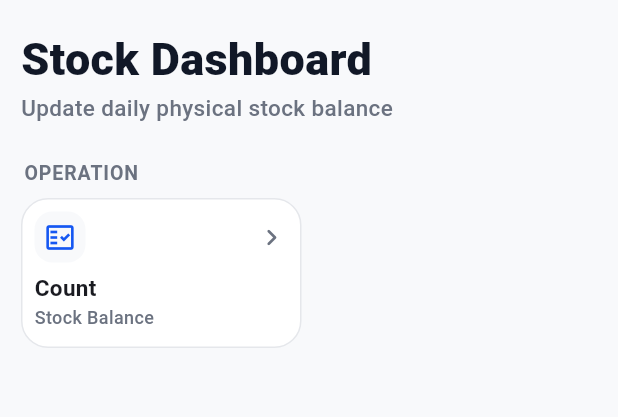
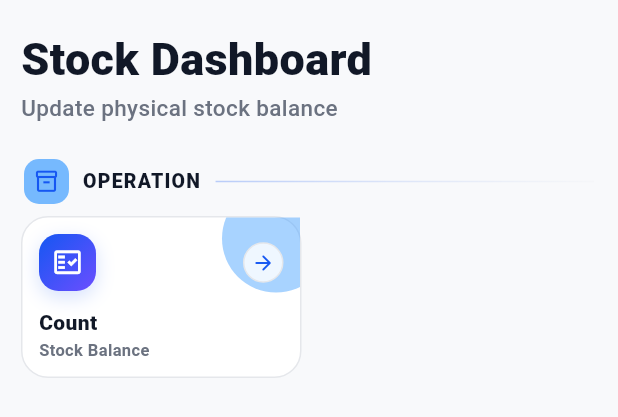
Before and after one commit to the-east-tech/east-app-flutter, a Flutter app: the _StockHomePage widget shown alone on an empty page, opened directly with empty values, on a phone screen of 412 x 824 dp. Shown: the top 417 px of the screen. Run offline on Flutter 3.47's test engine with Material 3 defaults, Android fonts, the phone set to English and light mode, and no system bars; our stand-ins replace audioplayers, camera, file_picker, firebase_core, firebase_messaging, flutter_contacts and 6 more; missing offline and left inert: mobile_scanner; accounts and stored records are empty.

Commit message:
Polish stock dashboard cards and section headers

```diff
--- a/lib/screens/stock_screen_home.dart
+++ b/lib/screens/stock_screen_home.dart
@@ -22,7 +22,7 @@ class _StockHomePage extends StatelessWidget {
   Widget build(BuildContext context) {
     final text = AppTextScope.of(context);
     final todaySubtitle = isStaff
-        ? text.t('Update daily physical stock balance')
+        ? text.t('Update physical stock balance')
         : text.t('Count stock / receive goods / prepare restock');
 
     return ListView(
@@ -31,7 +31,10 @@ class _StockHomePage extends StatelessWidget {
       children: [
         PageTitle(title: text.t('Stock Dashboard'), subtitle: todaySubtitle),
         const SizedBox(height: 8),
-        _SectionTitle(text.t('Operation')),
+        _SectionTitle(
+          text.t('Operation'),
+          icon: Icons.inventory_2_outlined,
+        ),
         _StockMenuGrid(
           children: [
             _StockMenuCard(
@@ -51,26 +54,29 @@ class _StockHomePage extends StatelessWidget {
               _StockMenuCard(
                 title: text.t('Purchase'),
                 subtitle: text.t('Restock'),
-                icon: Icons.content_copy_rounded,
+                icon: Icons.shopping_bag_outlined,
                 onTap: () => onOpenPage(StockPage.restockMessage),
               ),
           ],
         ),
         if (canManageSetup) ...[
-          const SizedBox(height: 12),
-          _SectionTitle(text.t('Setup - Owner & Head')),
+          const SizedBox(height: 16),
+          _SectionTitle(
+            text.t('Setup'),
+            icon: Icons.tune_rounded,
+          ),
           _StockMenuGrid(
             children: [
               _StockMenuCard(
                 title: text.t('SKU'),
                 subtitle: text.t('Create/list SKU'),
-                icon: Icons.add_box_outlined,
+                icon: Icons.widgets_outlined,
                 onTap: () => onOpenPage(StockPage.skuSetup),
               ),
               _StockMenuCard(
                 title: text.t('Supplier'),
                 subtitle: text.t('Create/list Supplier'),
-                icon: Icons.add_business_outlined,
+                icon: Icons.storefront_outlined,
                 onTap: () => onOpenPage(StockPage.supplierSetup),
               ),
               _StockMenuCard(
@@ -82,7 +88,7 @@ class _StockHomePage extends StatelessWidget {
               _StockMenuCard(
                 title: text.t('Assignee'),
                 subtitle: text.t('Assign SKU to user'),
-                icon: Icons.assignment_ind_outlined,
+                icon: Icons.person_pin_circle_outlined,
                 onTap: () => onOpenPage(StockPage.assigneeSetup),
               ),
             ],
@@ -145,20 +151,58 @@ class _MiniMetric extends StatelessWidget {
 
 class _SectionTitle extends StatelessWidget {
   final String title;
+  final IconData icon;
 
-  const _SectionTitle(this.title);
+  const _SectionTitle(this.title, {required this.icon});
 
   @override
   Widget build(BuildContext context) {
-    return Padding(
-      padding: const EdgeInsets.fromLTRB(2, 4, 2, 7),
-      child: Text(
+    return TweenAnimationBuilder<double>(
+      duration: const Duration(milliseconds: 180),
+      curve: Curves.easeOutCubic,
+      tween: Tween(begin: 0, end: 1),
+      builder: (context, progress, child) => Transform.translate(
+        offset: Offset(0, 7 * (1 - progress)),
+        child: Opacity(opacity: progress, child: child),
+      ),
+      child: Padding(
+        padding: const EdgeInsets.fromLTRB(2, 4, 2, 8),
+        child: Row(
+          children: [
+            Container(
+              width: 30,
+              height: 30,
+              decoration: BoxDecoration(
+                color: AppColours.blueSoft.withValues(alpha: 0.75),
+                borderRadius: BorderRadius.circular(10),
+              ),
+              child: Icon(icon, size: 17, color: AppColours.blue),
+            ),
+            const SizedBox(width: 9),
+            Text(
               title.toUpperCase(),
               style: const TextStyle(
-          fontSize: AppTextSize.s15,
-          fontWeight: FontWeight.w700,
-          color: AppColours.textMuted,
-          letterSpacing: 0.6,
+                fontSize: AppTextSize.s14,
+                fontWeight: FontWeight.w900,
+                color: AppColours.textMain,
+                letterSpacing: 0.8,
+              ),
+            ),
+            const SizedBox(width: 10),
+            Expanded(
+              child: Container(
+                height: 1,
+                decoration: BoxDecoration(
+                  gradient: LinearGradient(
+                    colors: [
+                      AppColours.blue.withValues(alpha: 0.28),
+                      AppColours.border.withValues(alpha: 0.15),
+                    ],
+                  ),
+                ),
+              ),
+            ),
+          ],
         ),
       ),
     );
@@ -182,7 +226,7 @@ class _StockMenuGrid extends StatelessWidget {
           spacing: 10,
           runSpacing: 10,
           children: children
-              .map((child) => SizedBox(width: cardWidth, height: 100, child: child))
+              .map((child) => SizedBox(width: cardWidth, height: 108, child: child))
               .toList(),
         );
       },
@@ -205,56 +249,102 @@ class _StockMenuCard extends StatelessWidget {
 
   @override
   Widget build(BuildContext context) {
-    return WhiteCard(
+    return TweenAnimationBuilder<double>(
+      duration: const Duration(milliseconds: 180),
+      curve: Curves.easeOutCubic,
+      tween: Tween(begin: 0, end: 1),
+      builder: (context, progress, child) => Transform.translate(
+        offset: Offset(0, 8 * (1 - progress)),
+        child: Opacity(opacity: progress, child: child),
+      ),
+      child: WhiteCard(
         padding: EdgeInsets.zero,
-      child: InkWell(
+        child: Pressable(
           onTap: onTap,
           borderRadius: BorderRadius.circular(18),
-        child: Padding(
-          padding: const EdgeInsets.all(8),
+          child: Stack(
+            clipBehavior: Clip.antiAlias,
+            children: [
+              Positioned(
+                right: -20,
+                top: -22,
+                child: Container(
+                  width: 72,
+                  height: 72,
+                  decoration: BoxDecoration(
+                    shape: BoxShape.circle,
+                    color: AppColours.blueSoft.withValues(alpha: 0.48),
+                  ),
+                ),
+              ),
+              Padding(
+                padding: const EdgeInsets.all(11),
                 child: Column(
                   crossAxisAlignment: CrossAxisAlignment.start,
                   children: [
                     Row(
                       children: [
                         Container(
-                    width: 34,
-                    height: 34,
+                          width: 38,
+                          height: 38,
                           decoration: BoxDecoration(
-                      color: AppColours.background,
-                      borderRadius: BorderRadius.circular(12),
+                            gradient: const LinearGradient(
+                              begin: Alignment.topLeft,
+                              end: Alignment.bottomRight,
+                              colors: [Color(0xFF1557F2), Color(0xFF6B4EFF)],
                             ),
-                    child: Icon(icon, color: AppColours.blue, size: 22),
-                  ),
-                  const Spacer(),
-                  const SizedBox(width: 4),
-                  const Icon(
-                    Icons.chevron_right_rounded,
-                    color: AppColours.textMuted,
-                    size: 22,
+                            borderRadius: BorderRadius.circular(13),
+                            boxShadow: [
+                              BoxShadow(
+                                color: AppColours.blue.withValues(alpha: 0.18),
+                                blurRadius: 10,
+                                offset: const Offset(0, 4),
                               ),
                             ],
                           ),
-              const SizedBox(height: 6),
+                          child: Icon(icon, color: Colors.white, size: 21),
+                        ),
+                        const Spacer(),
+                        Container(
+                          width: 27,
+                          height: 27,
+                          decoration: BoxDecoration(
+                            color: Colors.white.withValues(alpha: 0.82),
+                            shape: BoxShape.circle,
+                            border: Border.all(color: AppColours.border),
+                          ),
+                          child: const Icon(
+                            Icons.arrow_forward_rounded,
+                            color: AppColours.blue,
+                            size: 16,
+                          ),
+                        ),
+                      ],
+                    ),
+                    const Spacer(),
                     Text(
                       title,
                       maxLines: 1,
                       overflow: TextOverflow.ellipsis,
                       style: const TextStyle(
-                  fontSize: AppTextSize.s18,
-                  fontWeight: FontWeight.w700,
+                        fontSize: AppTextSize.s17,
+                        fontWeight: FontWeight.w900,
+                        color: AppColours.textMain,
                       ),
                     ),
-              const SizedBox(height: 3),
+                    const SizedBox(height: 2),
                     Text(
                       subtitle,
                       maxLines: 1,
                       overflow: TextOverflow.ellipsis,
                       style: const TextStyle(
-                  fontSize: AppTextSize.s13,
+                        fontSize: AppTextSize.s12,
                         color: AppColours.textMuted,
                         height: 1.2,
-                  fontWeight: FontWeight.w500,
+                        fontWeight: FontWeight.w600,
+                      ),
+                    ),
+                  ],
                 ),
               ),
             ],
```
Lines whose indentation alone changed are shown as unchanged.
